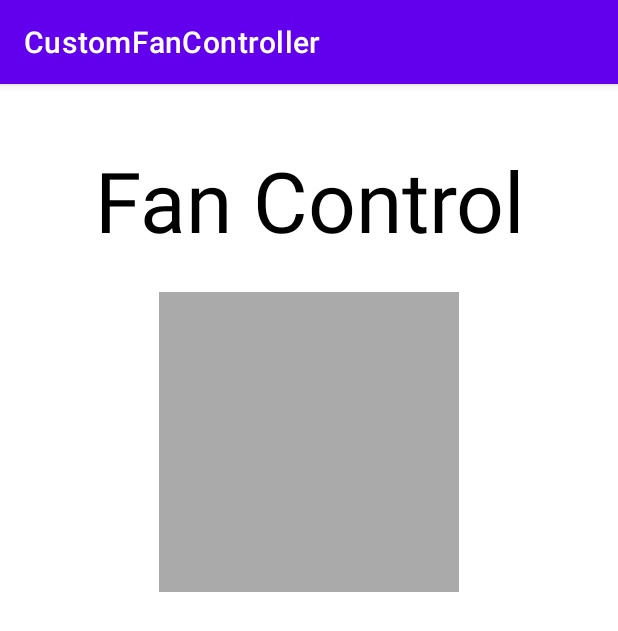
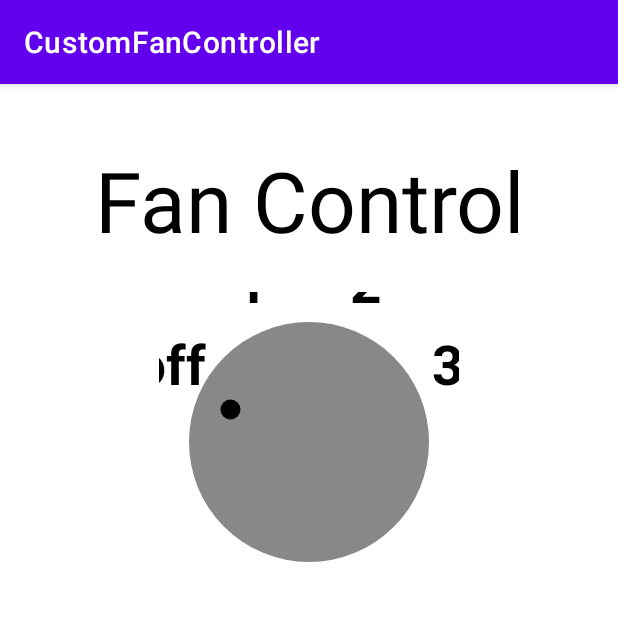
Before and after one commit to bakigoal/android_custom-fan-controller, an Android app: the screen it shows after launch (MainActivity), on a phone screen of 412 x 824 dp. Shown: the top 631 px of the screen. Run offline under Robolectric (Android 15) with nearby library versions, the phone set to English and light mode, and no system bars.

Commit message:
add custom view

```diff
--- /dev/null
+++ b/app/src/main/java/com/bakigoal/customfancontroller/DialView.kt
@@ -0,0 +1,66 @@
+package com.bakigoal.customfancontroller
+
+import android.content.Context
+import android.graphics.Canvas
+import android.graphics.Color
+import android.graphics.Paint
+import android.graphics.PointF
+import android.graphics.Typeface
+import android.util.AttributeSet
+import android.view.View
+import kotlin.math.cos
+import kotlin.math.min
+import kotlin.math.sin
+
+private const val RADIUS_OFFSET_LABEL = 30
+private const val RADIUS_OFFSET_INDICATOR = -35
+
+class DialView @JvmOverloads constructor(
+    context: Context, attrs: AttributeSet? = null, defStyleAttr: Int = 0
+) : View(context, attrs, defStyleAttr) {
+
+    private var radius = 0.0f                   // Radius of the circle.
+    private var fanSpeed = FanSpeed.OFF         // The active selection.
+
+    // position variable which will be used to draw label and indicator circle position
+    private val pointPosition: PointF = PointF(0.0f, 0.0f)
+    private val paint = Paint().apply {
+        flags = Paint.ANTI_ALIAS_FLAG
+        style = Paint.Style.FILL
+        textAlign = Paint.Align.CENTER
+        textSize = 55.0f
+        typeface = Typeface.create("", Typeface.BOLD)
+    }
+
+    override fun onSizeChanged(w: Int, h: Int, oldw: Int, oldh: Int) {
+        radius = (min(width, height) / 2.0 * 0.8).toFloat()
+    }
+
+    override fun onDraw(canvas: Canvas) {
+        super.onDraw(canvas)
+        // Set dial background color to green if selection not off.
+        paint.color = if (fanSpeed == FanSpeed.OFF) Color.GRAY else Color.GREEN
+        // Draw the dial.
+        canvas.drawCircle((width / 2).toFloat(), (height / 2).toFloat(), radius, paint)
+        // Draw the indicator circle.
+        val markerRadius = radius + RADIUS_OFFSET_INDICATOR
+        pointPosition.computeXYForSpeed(fanSpeed, markerRadius)
+        paint.color = Color.BLACK
+        canvas.drawCircle(pointPosition.x, pointPosition.y, radius/12, paint)
+        // Draw the text labels.
+        val labelRadius = radius + RADIUS_OFFSET_LABEL
+        FanSpeed.values().forEach { speed ->
+            pointPosition.computeXYForSpeed(speed, labelRadius)
+            val label = resources.getString(speed.label)
+            canvas.drawText(label, pointPosition.x, pointPosition.y, paint)
+        }
+    }
+
+    private fun PointF.computeXYForSpeed(speed: FanSpeed, radius: Float) {
+        // Angles are in radians.
+        val startAngle = Math.PI * (9 / 8.0)
+        val angle = startAngle + speed.ordinal * (Math.PI / 4)
+        x = (radius * cos(angle)).toFloat() + width / 2
+        y = (radius * sin(angle)).toFloat() + height / 2
+    }
+}
--- /dev/null
+++ b/app/src/main/java/com/bakigoal/customfancontroller/FanSpeed.kt
@@ -0,0 +1,15 @@
+package com.bakigoal.customfancontroller
+
+enum class FanSpeed(val label: Int) {
+    OFF(R.string.fan_off),
+    LOW(R.string.fan_low),
+    MEDIUM(R.string.fan_medium),
+    HIGH(R.string.fan_high);
+
+    fun next(): FanSpeed = when (this) {
+        OFF -> LOW
+        LOW -> MEDIUM
+        MEDIUM -> HIGH
+        HIGH -> OFF
+    }
+}
--- a/app/src/main/res/layout/activity_main.xml
+++ b/app/src/main/res/layout/activity_main.xml
@@ -21,13 +21,11 @@
         app:layout_constraintStart_toStartOf="parent"
         app:layout_constraintTop_toTopOf="parent" />
 
-    <ImageView
+    <com.bakigoal.customfancontroller.DialView
         android:id="@+id/dialView"
         android:layout_width="200dp"
         android:layout_height="200dp"
         android:layout_margin="@dimen/margin_8"
-        android:background="@android:color/darker_gray"
-        android:contentDescription="@string/fan_controller_image"
         app:layout_constraintEnd_toEndOf="parent"
         app:layout_constraintStart_toStartOf="parent"
         app:layout_constraintTop_toBottomOf="@+id/customViewLabel" />
--- a/app/src/main/res/values/strings.xml
+++ b/app/src/main/res/values/strings.xml
@@ -2,4 +2,8 @@
     <string name="app_name">CustomFanController</string>
     <string name="fan_control">Fan Control</string>
     <string name="fan_controller_image">Fan Controller Image</string>
+    <string name="fan_off">off</string>
+    <string name="fan_low">1</string>
+    <string name="fan_medium">2</string>
+    <string name="fan_high">3</string>
 </resources>
```
